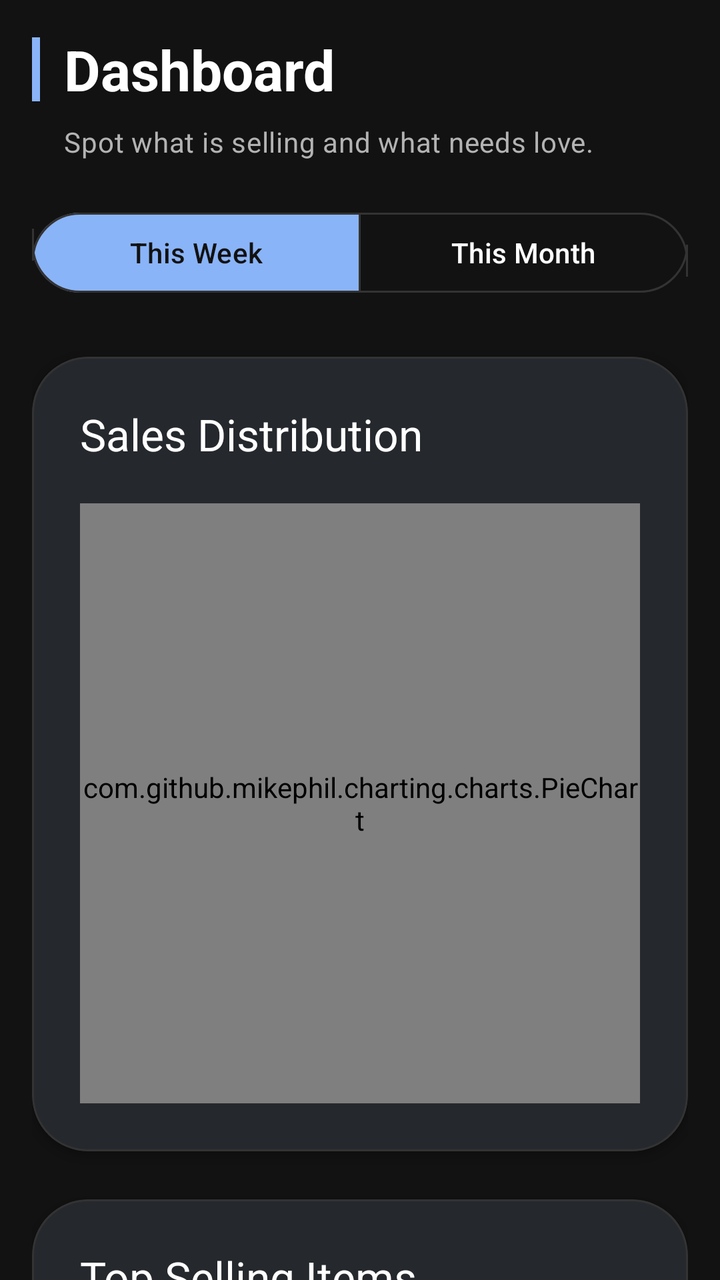
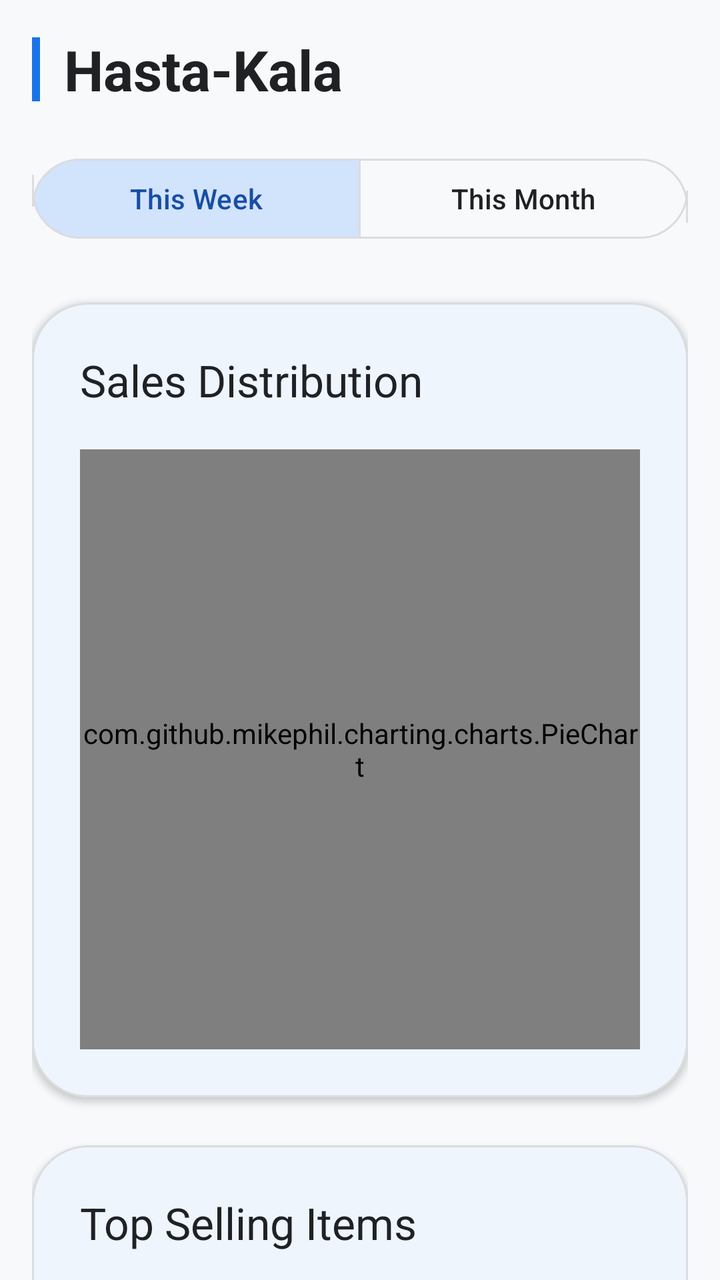

Two renders of the same Android screen: before a commit and after it. Below are the layout's source before the change and the commit's diff.
<!-- AndroidManifest.xml: application theme Theme.HastaKalaShop -->
<!-- res/layout/fragment_dashboard.xml -->
<?xml version="1.0" encoding="utf-8"?>
<androidx.coordinatorlayout.widget.CoordinatorLayout xmlns:android="http://schemas.android.com/apk/res/android"
    xmlns:app="http://schemas.android.com/apk/res-auto"
    xmlns:tools="http://schemas.android.com/tools"
    android:layout_width="match_parent"
    android:layout_height="match_parent"
    android:background="@color/bg_dark">

    <androidx.core.widget.NestedScrollView
        android:layout_width="match_parent"
        android:layout_height="match_parent"
        android:fillViewport="true"
        android:background="@android:color/transparent">

        <LinearLayout
            android:layout_width="match_parent"
            android:layout_height="wrap_content"
            android:orientation="vertical"
            android:padding="16dp">

            <LinearLayout
                android:layout_width="match_parent"
                android:layout_height="wrap_content"
                android:orientation="vertical"
                android:layout_marginBottom="22dp">

                <LinearLayout
                    android:layout_width="match_parent"
                    android:layout_height="wrap_content"
                    android:orientation="horizontal"
                    android:gravity="center_vertical">

                    <View
                        android:layout_width="4dp"
                        android:layout_height="32dp"
                        android:background="@color/accent_simple"
                        android:layout_marginEnd="12dp" />

                    <TextView
                        android:layout_width="wrap_content"
                        android:layout_height="wrap_content"
                        android:text="Dashboard"
                        android:textAppearance="?attr/textAppearanceHeadlineMedium"
                        android:textColor="@color/text_primary"
                        android:textStyle="bold" />
                </LinearLayout>

                <TextView
                    android:layout_width="match_parent"
                    android:layout_height="wrap_content"
                    android:text="@string/dashboard_subtitle"
                    android:textAppearance="?attr/textAppearanceBodyMedium"
                    android:textColor="@color/text_secondary"
                    android:layout_marginTop="8dp"
                    android:layout_marginStart="16dp" />
            </LinearLayout>

            <com.google.android.material.button.MaterialButtonToggleGroup
                android:id="@+id/toggle_time_range"
                android:layout_width="match_parent"
                android:layout_height="wrap_content"
                android:layout_marginBottom="28dp"
                app:singleSelection="true"
                app:selectionRequired="true"
                app:checkedButton="@+id/btn_this_week">
                
                <com.google.android.material.button.MaterialButton
                    style="?attr/materialButtonOutlinedStyle"
                    android:id="@+id/btn_this_week"
                    android:layout_width="0dp"
                    android:layout_weight="1"
                    android:layout_height="wrap_content"
                    android:text="This Week"
                    app:cornerRadius="24dp"
                    app:strokeColor="@color/divider_color" />

                <com.google.android.material.button.MaterialButton
                    style="?attr/materialButtonOutlinedStyle"
                    android:id="@+id/btn_this_month"
                    android:layout_width="0dp"
                    android:layout_weight="1"
                    android:layout_height="wrap_content"
                    android:text="This Month"
                    app:cornerRadius="24dp"
                    app:strokeColor="@color/divider_color" />

            </com.google.android.material.button.MaterialButtonToggleGroup>

            <com.google.android.material.card.MaterialCardView
                android:layout_width="match_parent"
                android:layout_height="wrap_content"
                android:layout_marginBottom="24dp"
                app:cardCornerRadius="28dp"
                app:cardElevation="2dp"
                app:strokeWidth="1dp"
                app:strokeColor="@color/divider_color"
                app:cardBackgroundColor="@color/surface_dark">

                <LinearLayout
                    android:layout_width="match_parent"
                    android:layout_height="wrap_content"
                    android:orientation="vertical"
                    android:padding="24dp">

                    <TextView
                        android:layout_width="match_parent"
                        android:layout_height="wrap_content"
                        android:text="Sales Distribution"
                        android:textAppearance="?attr/textAppearanceTitleLarge"
                        android:textColor="@color/text_primary"
                        android:layout_marginBottom="20dp" />

                    <com.github.mikephil.charting.charts.PieChart
                        android:id="@+id/pie_chart"
                        android:layout_width="match_parent"
                        android:layout_height="300dp" />

                </LinearLayout>
            </com.google.android.material.card.MaterialCardView>

            <com.google.android.material.card.MaterialCardView
                android:layout_width="match_parent"
                android:layout_height="wrap_content"
                android:layout_marginBottom="24dp"
                app:cardCornerRadius="28dp"
                app:cardElevation="2dp"
                app:strokeWidth="1dp"
                app:strokeColor="@color/divider_color"
                app:cardBackgroundColor="@color/surface_dark">

                <LinearLayout
                    android:layout_width="match_parent"
                    android:layout_height="wrap_content"
                    android:orientation="vertical"
                    android:padding="24dp">

                    <TextView
                        android:layout_width="match_parent"
                        android:layout_height="wrap_content"
                        android:text="Top Selling Items"
                        android:textAppearance="?attr/textAppearanceTitleLarge"
                        android:textColor="@color/text_primary"
                        android:layout_marginBottom="20dp" />

                    <com.github.mikephil.charting.charts.BarChart
                        android:id="@+id/bar_chart"
                        android:layout_width="match_parent"
                        android:layout_height="300dp" />

                </LinearLayout>
            </com.google.android.material.card.MaterialCardView>

        </LinearLayout>
    </androidx.core.widget.NestedScrollView>
</androidx.coordinatorlayout.widget.CoordinatorLayout>
<!-- resources referenced by this layout -->
<resources>
  <color name="accent_simple">#8AB4F8</color>
  <color name="bg_dark">#121212</color>
  <color name="divider_color">#333333</color>
  <color name="surface_dark">#1E1E1E</color>
  <color name="text_primary">#FFFFFF</color>
  <color name="text_secondary">#B3B3B3</color>
  <string name="dashboard_subtitle">Spot what is selling and what needs love.</string>
  <style name="Theme.HastaKalaShop" parent="Theme.Material3.DayNight.NoActionBar">
          <item name="colorPrimary">@color/primary</item>
          <item name="colorOnPrimary">@color/onPrimary</item>
          <item name="colorPrimaryContainer">@color/primaryContainer</item>
          <item name="colorOnPrimaryContainer">@color/onPrimaryContainer</item>
          <item name="colorSecondary">@color/secondary</item>
          <item name="colorOnSecondary">@color/onSecondary</item>
          <item name="android:colorBackground">@color/background</item>
          <item name="colorSurface">@color/surface</item>
          <item name="colorOnSurface">@color/onSurface</item>
          <item name="colorSurfaceVariant">@color/surfaceVariant</item>
          <item name="colorOnSurfaceVariant">@color/onSurfaceVariant</item>
          <item name="colorOutline">@color/outline</item>
          <item name="colorSecondaryContainer">@color/primary</item>
          <item name="colorOnSecondaryContainer">@color/onPrimary</item>
  
          <item name="android:navigationBarColor">@color/bg_dark</item>
          <item name="android:statusBarColor">@color/bg_dark</item>
          
          <item name="android:windowBackground">@color/background</item>
  
          <item name="textAppearanceHeadlineMedium">@style/TextAppearance.HastaKala.HeadlineMedium</item>
          <item name="textAppearanceTitleLarge">@style/TextAppearance.HastaKala.TitleLarge</item>
      </style>
  <color name="primary">@color/accent_simple</color>
  <color name="onPrimary">#121212</color>
  <color name="primaryContainer">#2C2C2C</color>
  <color name="onPrimaryContainer">#8AB4F8</color>
  <color name="secondary">#E8EAED</color>
  <color name="onSecondary">#121212</color>
  <color name="background">@color/bg_dark</color>
  <color name="surface">@color/surface_dark</color>
  <color name="onSurface">@color/text_primary</color>
  <color name="surfaceVariant">@color/surface_variant</color>
  <color name="onSurfaceVariant">@color/text_secondary</color>
  <color name="outline">@color/divider_color</color>
  <style name="TextAppearance.HastaKala.HeadlineMedium" parent="TextAppearance.Material3.HeadlineMedium">
          <item name="android:fontFamily">sans-serif-medium</item>
          <item name="android:textStyle">normal</item>
          <item name="android:textColor">@color/onSurface</item>
      </style>
  <style name="TextAppearance.HastaKala.TitleLarge" parent="TextAppearance.Material3.TitleLarge">
          <item name="android:fontFamily">sans-serif-medium</item>
          <item name="android:textStyle">normal</item>
          <item name="android:textColor">@color/onSurface</item>
      </style>
  <color name="surface_variant">#2C2C2C</color>
</resources>

<!-- the commit's change to res/layout/fragment_dashboard.xml (unified diff, before → after) -->
@@ -4,7 +4,7 @@
     xmlns:tools="http://schemas.android.com/tools"
     android:layout_width="match_parent"
     android:layout_height="match_parent"
-    android:background="@color/bg_dark">
+    android:background="@color/background">
 
     <androidx.core.widget.NestedScrollView
         android:layout_width="match_parent"
@@ -39,20 +39,11 @@
                     <TextView
                         android:layout_width="wrap_content"
                         android:layout_height="wrap_content"
-                        android:text="Dashboard"
+                        android:text="@string/headline_main"
                         android:textAppearance="?attr/textAppearanceHeadlineMedium"
                         android:textColor="@color/text_primary"
                         android:textStyle="bold" />
                 </LinearLayout>
-
-                <TextView
-                    android:layout_width="match_parent"
-                    android:layout_height="wrap_content"
-                    android:text="@string/dashboard_subtitle"
-                    android:textAppearance="?attr/textAppearanceBodyMedium"
-                    android:textColor="@color/text_secondary"
-                    android:layout_marginTop="8dp"
-                    android:layout_marginStart="16dp" />
             </LinearLayout>
 
             <com.google.android.material.button.MaterialButtonToggleGroup
@@ -94,7 +85,7 @@
                 app:cardElevation="2dp"
                 app:strokeWidth="1dp"
                 app:strokeColor="@color/divider_color"
-                app:cardBackgroundColor="@color/surface_dark">
+                app:cardBackgroundColor="@color/surface">
 
                 <LinearLayout
                     android:layout_width="match_parent"
@@ -126,7 +117,7 @@
                 app:cardElevation="2dp"
                 app:strokeWidth="1dp"
                 app:strokeColor="@color/divider_color"
-                app:cardBackgroundColor="@color/surface_dark">
+                app:cardBackgroundColor="@color/surface">
 
                 <LinearLayout
                     android:layout_width="match_parent"
<!-- resource entries referenced after the edit -->
@@ -1,13 +1,11 @@
 <!-- resources referenced by this layout -->
 <resources>
-  <color name="accent_simple">#8AB4F8</color>
-  <color name="bg_dark">#121212</color>
-  <color name="divider_color">#333333</color>
-  <color name="surface_dark">#1E1E1E</color>
-  <color name="text_primary">#FFFFFF</color>
-  <color name="text_secondary">#B3B3B3</color>
-  <string name="dashboard_subtitle">Spot what is selling and what needs love.</string>
-  <style name="Theme.HastaKalaShop" parent="Theme.Material3.DayNight.NoActionBar">
+  <color name="accent_simple">#1A73E8</color>
+  <color name="divider_color">#DADCE0</color>
+  <color name="text_primary">#202124</color>
+  <string name="headline_main">Hasta-Kala</string>
+  <color name="text_secondary">#5F6368</color>
+  <style name="Theme.HastaKalaShop" parent="Theme.Material3.Light.NoActionBar">
           <item name="colorPrimary">@color/primary</item>
           <item name="colorOnPrimary">@color/onPrimary</item>
           <item name="colorPrimaryContainer">@color/primaryContainer</item>
@@ -20,27 +18,31 @@
           <item name="colorSurfaceVariant">@color/surfaceVariant</item>
           <item name="colorOnSurfaceVariant">@color/onSurfaceVariant</item>
           <item name="colorOutline">@color/outline</item>
-          <item name="colorSecondaryContainer">@color/primary</item>
-          <item name="colorOnSecondaryContainer">@color/onPrimary</item>
+          <item name="colorSecondaryContainer">@color/primaryContainer</item>
+          <item name="colorOnSecondaryContainer">@color/onPrimaryContainer</item>
   
-          <item name="android:navigationBarColor">@color/bg_dark</item>
-          <item name="android:statusBarColor">@color/bg_dark</item>
+          <item name="android:navigationBarColor">@color/background</item>
+          <item name="android:statusBarColor">@color/background</item>
+          <item name="android:windowLightStatusBar">true</item>
+          <item name="android:windowLightNavigationBar">true</item>
           
           <item name="android:windowBackground">@color/background</item>
   
           <item name="textAppearanceHeadlineMedium">@style/TextAppearance.HastaKala.HeadlineMedium</item>
           <item name="textAppearanceTitleLarge">@style/TextAppearance.HastaKala.TitleLarge</item>
       </style>
+  <color name="bg_light">#F8F9FA</color>
+  <color name="surface_light">#FFFFFF</color>
   <color name="primary">@color/accent_simple</color>
-  <color name="onPrimary">#121212</color>
-  <color name="primaryContainer">#2C2C2C</color>
-  <color name="onPrimaryContainer">#8AB4F8</color>
-  <color name="secondary">#E8EAED</color>
-  <color name="onSecondary">#121212</color>
-  <color name="background">@color/bg_dark</color>
-  <color name="surface">@color/surface_dark</color>
+  <color name="onPrimary">#FFFFFF</color>
+  <color name="primaryContainer">#D2E3FC</color>
+  <color name="onPrimaryContainer">#174EA6</color>
+  <color name="secondary">#5F6368</color>
+  <color name="onSecondary">#FFFFFF</color>
+  <color name="background">@color/bg_light</color>
+  <color name="surface">@color/surface_light</color>
   <color name="onSurface">@color/text_primary</color>
-  <color name="surfaceVariant">@color/surface_variant</color>
+  <color name="surfaceVariant">@color/surface_variant_light</color>
   <color name="onSurfaceVariant">@color/text_secondary</color>
   <color name="outline">@color/divider_color</color>
   <style name="TextAppearance.HastaKala.HeadlineMedium" parent="TextAppearance.Material3.HeadlineMedium">
@@ -53,6 +55,6 @@
           <item name="android:textStyle">normal</item>
           <item name="android:textColor">@color/onSurface</item>
       </style>
-  <color name="surface_variant">#2C2C2C</color>
+  <color name="surface_variant_light">#F1F3F4</color>
 </resources>
 
